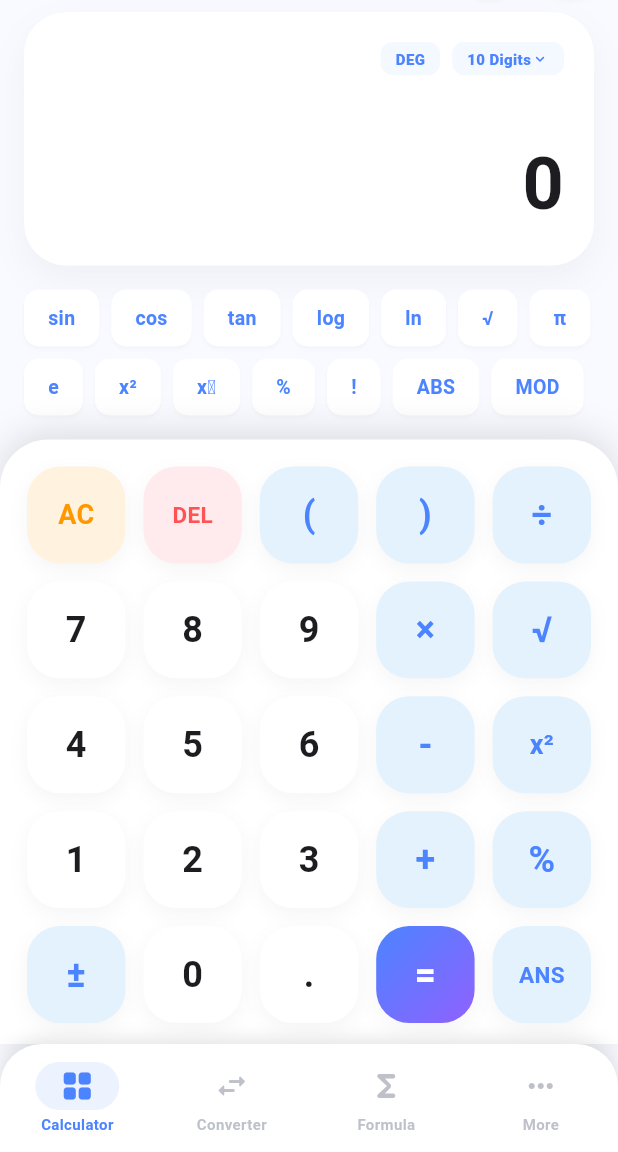
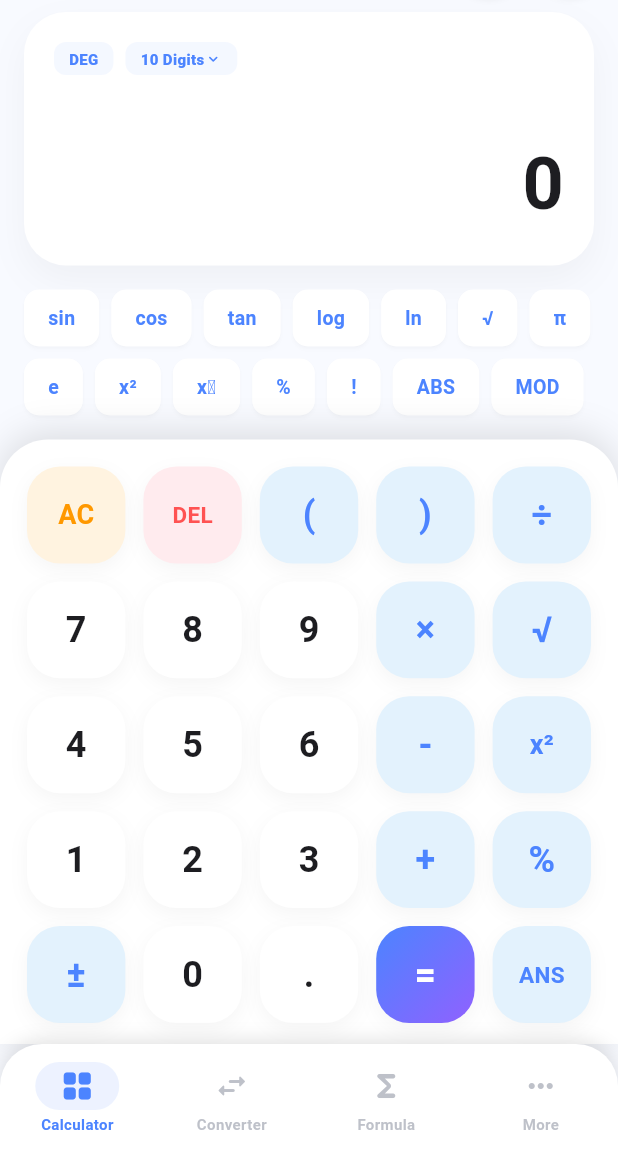
Before and after one commit to michaelfrancoodev/NetCalc, a Flutter app: the screen it shows after launch, after a tap on "Skip", on a phone screen of 412 x 824 dp, the part 84-1236 px from its top. Run offline on Flutter 3.47's test engine with Material 3 defaults, Android fonts, the phone set to English and light mode, and no system bars; our stand-ins replace shared_preferences.

Commit message:
fix: deep audit pass — 6 issues resolved
- calculator_screen.dart: _loadPrefs() wrapped in try/catch with mounted guard
- calculator_screen.dart: added Save to Favorites star button on display card
  after = is pressed; star turns gold when already saved; AnimatedSwitcher
  for smooth transition; _isFav state resets on AC
- calculator_screen.dart: removed conflicting mainAxisAlignment.end from
  display card Row (Spacer already handles alignment)
- favorites_screen.dart: onTap now navigates to CalculatorScreen with
  expression when no onReuse callback provided — tap was previously a no-op
- appearance_screen.dart: _load()/_save() wrapped in try/catch with mounted
  guard — prevents setState on disposed widget
- splash_screen.dart: fallback icon color changed from Colors.white to
  AppTheme.primaryBlue — was invisible on white background
- help_screen.dart: Favorites help text updated to reflect new star button
  location (display card, not result screen)

Co-authored-by: v0agent <it+v0agent@vercel.com>

```diff
--- a/lib/screens/appearance_screen.dart
+++ b/lib/screens/appearance_screen.dart
@@ -30,17 +30,22 @@ class _AppearanceScreenState extends State<AppearanceScreen> {
   }
 
   Future<void> _load() async {
+    try {
       final p = await SharedPreferences.getInstance();
+      if (!mounted) return;
       setState(() {
         _buttonShape = p.getString('button_shape') ?? 'Rounded';
         _accentIndex = p.getInt('accent_index') ?? 0;
       });
+    } catch (_) {}
   }
 
   Future<void> _save() async {
+    try {
       final p = await SharedPreferences.getInstance();
       await p.setString('button_shape', _buttonShape);
       await p.setInt('accent_index', _accentIndex);
+    } catch (_) {}
   }
 
   @override
--- a/lib/screens/calculator_screen.dart
+++ b/lib/screens/calculator_screen.dart
@@ -5,6 +5,7 @@ import 'package:shared_preferences/shared_preferences.dart';
 import '../theme/app_theme.dart';
 import '../widgets/glass_calc_button.dart';
 import '../models/history_model.dart';
+import '../models/favorite_model.dart';
 import '../database/local_storage.dart';
 import 'history_screen.dart';
 import 'unit_conversion_screen.dart';
@@ -37,6 +38,7 @@ class _CalculatorScreenState extends State<CalculatorScreen>
   String _angleMode = 'DEG';
   int _precision = 10;
   bool _justCalculated = false;
+  bool _isFav = false;
   int _navIndex = 0;
 
   final ScrollController _inputScroll = ScrollController();
@@ -69,11 +71,14 @@ class _CalculatorScreenState extends State<CalculatorScreen>
   }
 
   Future<void> _loadPrefs() async {
-    final prefs = await SharedPreferences.getInstance();
-    setState(() {
-      _angleMode = prefs.getString('angle_mode') ?? 'DEG';
-      _precision = prefs.getInt('precision') ?? 10;
-    });
+    try {
+      final prefs = await SharedPreferences.getInstance();
+      if (!mounted) return;
+      setState(() {
+        _angleMode = prefs.getString('angle_mode') ?? 'DEG';
+        _precision = prefs.getInt('precision') ?? 10;
+      });
+    } catch (_) {}
   }
 
   void _onTap(String val) {
@@ -84,6 +89,7 @@ class _CalculatorScreenState extends State<CalculatorScreen>
           _input = '';
           _result = '0';
           _justCalculated = false;
+          _isFav = false;
           break;
         case 'DEL':
           if (_input.isNotEmpty) {
@@ -202,13 +208,15 @@ class _CalculatorScreenState extends State<CalculatorScreen>
       }
 
       final f = _fmt(v);
+      final expr = _input;
       LocalStorage.addHistory(
-          HistoryEntry(expression: _input, result: f, timestamp: DateTime.now()));
+          HistoryEntry(expression: expr, result: f, timestamp: DateTime.now()));
       _fadeCtrl.reset();
       setState(() {
         _result = f;
         _prevAns = f;
         _justCalculated = true;
+        _isFav = LocalStorage.isFavorite(expr, f);
       });
       _fadeCtrl.forward();
     } catch (e) {
@@ -361,7 +369,6 @@ class _CalculatorScreenState extends State<CalculatorScreen>
       crossAxisAlignment: CrossAxisAlignment.end,
       children: [
         Row(
-          mainAxisAlignment: MainAxisAlignment.end,
           children: [
             _chip(_angleMode, () {
               setState(() {
@@ -373,6 +380,33 @@ class _CalculatorScreenState extends State<CalculatorScreen>
             }),
             const SizedBox(width: 8),
             _chip('$_precision Digits', () {}),
+            const Spacer(),
+            // Save to Favorites — only shown after a calculation
+            if (_justCalculated)
+              GestureDetector(
+                onTap: () async {
+                  if (_isFav) return; // already saved
+                  final entry = FavoriteEntry(
+                    expression: _input,
+                    result: _result,
+                    savedAt: DateTime.now(),
+                  );
+                  await LocalStorage.addFavorite(entry);
+                  HapticFeedback.lightImpact();
+                  if (mounted) setState(() => _isFav = true);
+                },
+                child: AnimatedSwitcher(
+                  duration: const Duration(milliseconds: 250),
+                  child: Icon(
+                    _isFav ? Icons.star_rounded : Icons.star_outline_rounded,
+                    key: ValueKey(_isFav),
+                    color: _isFav
+                        ? const Color(0xFFFFB800)
+                        : AppTheme.textGrey,
+                    size: 26,
+                  ),
+                ),
+              ),
           ],
         ),
         const SizedBox(height: 8),
--- a/lib/screens/help_screen.dart
+++ b/lib/screens/help_screen.dart
@@ -24,7 +24,7 @@ class HelpScreen extends StatelessWidget {
     {'q': 'Live preview', 'a': 'The result updates in real-time as you type whenever the expression is valid.'},
     {'q': 'Implicit multiplication', 'a': 'You can omit × in common cases: 2sin(30) = 1, 3pi ≈ 9.42, 2(3+1) = 8.'},
     {'q': 'History', 'a': 'Every successful calculation is saved automatically. Access it from the History button in the top bar or the side drawer.'},
-    {'q': 'Favorites (★)', 'a': 'Tap the star in the result screen to save an expression. Access saved entries from the Favorites item in the side drawer.'},
+    {'q': 'Favorites (★)', 'a': 'After pressing =, a star appears in the top-right of the display card. Tap it to save the result. Access saved entries via the Favorites button in the top bar or the side drawer. Tap any saved favorite to reload it in the calculator.'},
     {'q': 'Scientific Calculator', 'a': 'Access via the drawer for advanced functions: trig, hyperbolic, log₂, RND, φ, and more, with DEG/RAD/GRAD mode.'},
     {'q': 'Finance Tools', 'a': 'Access via the drawer. Includes Loan EMI, Compound Interest, VAT, Discount, Profit/Loss, Mortgage, SIP, ROI, and more.'},
     {'q': 'Unit Converter', 'a': 'Access from the bottom nav or drawer. Converts Length, Weight, Temperature, Volume, Speed, Area, Data, Time, Pressure, and Energy.'},
--- a/lib/screens/splash_screen.dart
+++ b/lib/screens/splash_screen.dart
@@ -125,7 +125,7 @@ class _SplashScreenState extends State<SplashScreen>
                     errorBuilder: (context, error, stackTrace) => const Icon(
                       Icons.calculate_rounded,
                       size: 80,
-                      color: Colors.white,
+                      color: AppTheme.primaryBlue,
                     ),
                   ),
                   const SizedBox(height: 20),
```
Also changed, not shown: lib/screens/favorites_screen.dart (+10 -0 lines). Lines whose indentation alone changed are shown as unchanged.
